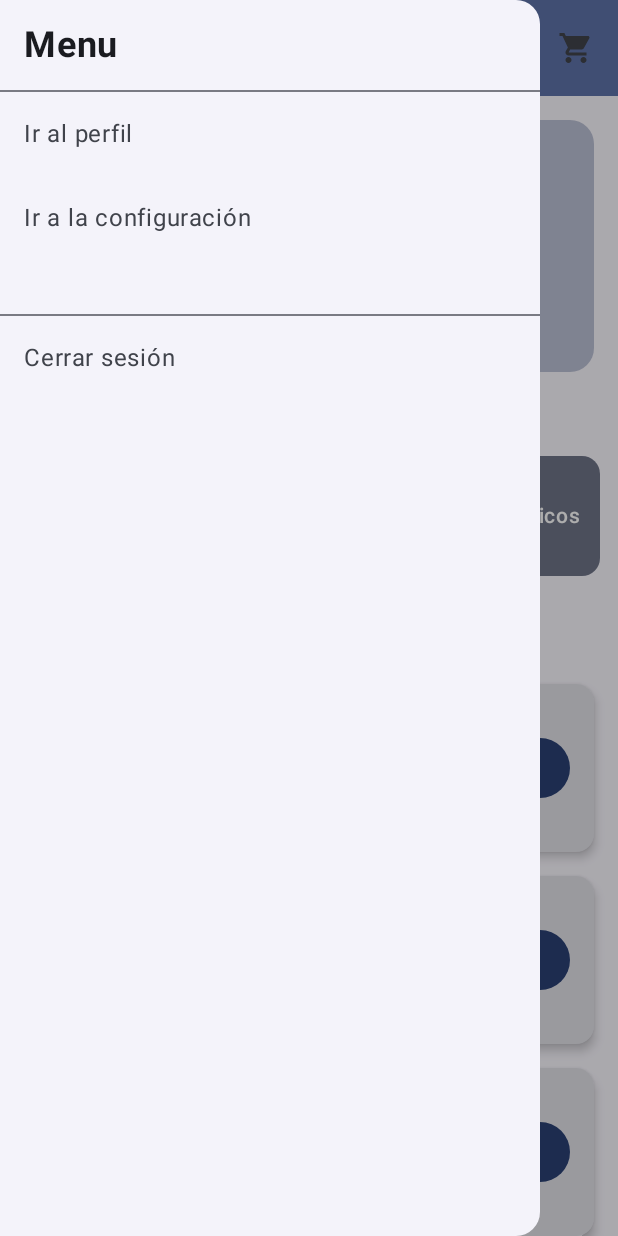
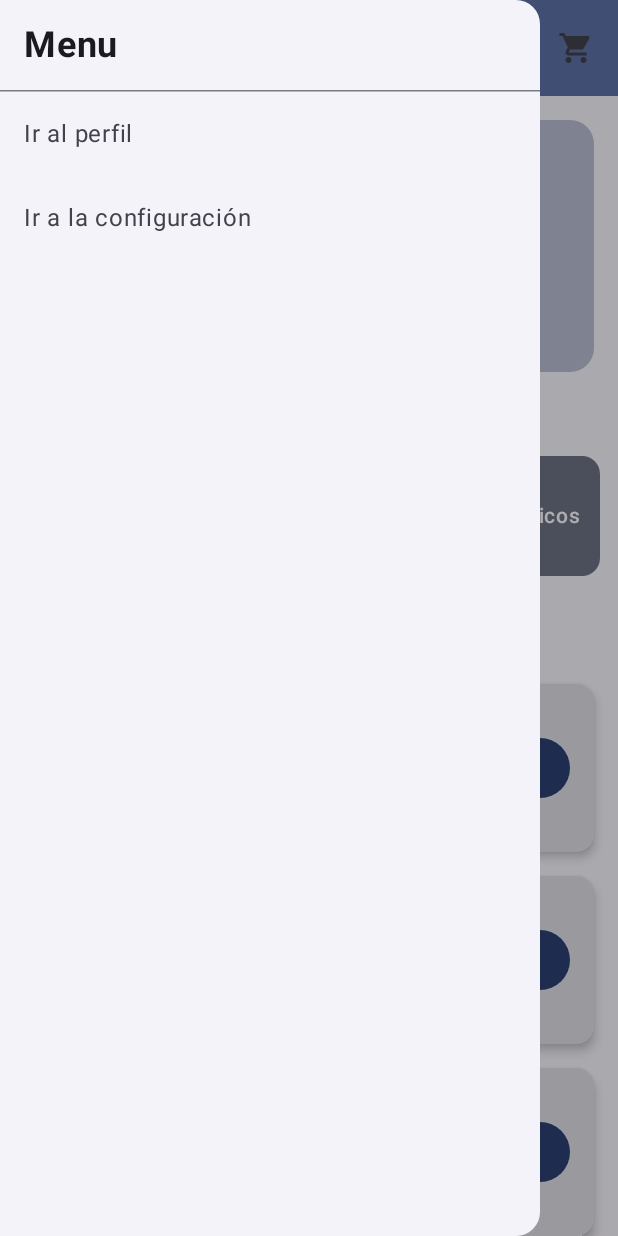
Before and after one commit to pab0412/control-zetas, an Android app built with Jetpack Compose: the composable HomeScreen shown on its own in the app's theme, after a tap on "Buscar", on a phone screen of 412 x 824 dp. Run offline under Robolectric (Android 15) with nearby library versions, the phone set to English and light mode, and no system bars; 2 other taps on this screen came first.

```diff
--- a/app/src/main/java/com/example/game_zone/ui/navegation/NavigationEvent.kt
+++ b/app/src/main/java/com/example/game_zone/ui/navigation/NavigationEvent.kt
@@ -1,4 +1,4 @@
-package com.example.game_zone.ui.navegation
+package com.example.game_zone.ui.navigation
 
 sealed class NavigationEvent{
 
--- a/app/src/main/java/com/example/game_zone/ui/navegation/Screen.kt
+++ b/app/src/main/java/com/example/game_zone/ui/navigation/Screen.kt
@@ -1,4 +1,4 @@
-package com.example.game_zone.ui.navegation
+package com.example.game_zone.ui.navigation
 
 sealed class Screen(val route:String){
 
--- a/app/src/main/java/com/example/game_zone/ui/screens/HomeScreen.kt
+++ b/app/src/main/java/com/example/game_zone/ui/screens/HomeScreen.kt
@@ -22,8 +22,8 @@ import androidx.compose.ui.unit.dp
 import androidx.compose.ui.unit.sp
 import androidx.lifecycle.viewmodel.compose.viewModel
 import androidx.navigation.NavController
-import com.example.game_zone.ui.navegation.Screen
-import com.example.game_zone.view_model.MainViewModel
+import com.example.game_zone.ui.navigation.Screen
+import com.example.game_zone.viewmodel.MainViewModel
 import kotlinx.coroutines.launch
 
 
@@ -46,7 +46,7 @@ fun HomeScreen(
                     fontSize = 24.sp,
                     fontWeight = FontWeight.Bold
                 )
-                Divider()
+                HorizontalDivider()
                 NavigationDrawerItem(
                     label = { Text("Ir al perfil") },
                     selected = false,
@@ -61,18 +61,6 @@ fun HomeScreen(
                     onClick = {
                         scope.launch { drawerState.close() }
                         viewModel.navigateTo(Screen.Settings)
-                    }
-                )
-
-                Spacer(Modifier.height(36.dp))
-                Divider()
-
-                NavigationDrawerItem(
-                    label = { Text("Cerrar sesión") },
-                    selected = false,
-                    onClick = {
-                        scope.launch { drawerState.close() }
-                        viewModel.navigateTo(Screen.Login)
                     }
                 )
             }
@@ -96,7 +84,7 @@ fun HomeScreen(
                         ) {
                             Icon(
                                 Icons.Filled.Menu,
-                                contentDescription = "Menu"
+                                contentDescription = "Menú"
                             )
                         }
                     },
--- a/app/src/main/java/com/example/game_zone/ui/screens/LoginScreen.kt
+++ b/app/src/main/java/com/example/game_zone/ui/screens/LoginScreen.kt
@@ -28,8 +28,8 @@ import androidx.compose.ui.text.font.FontWeight
 import androidx.compose.ui.text.input.PasswordVisualTransformation
 import androidx.compose.ui.unit.dp
 import androidx.navigation.NavController
-import com.example.game_zone.ui.navegation.Screen
-import com.example.game_zone.view_model.LoginViewModel
+import com.example.game_zone.ui.navigation.Screen
+import com.example.game_zone.viewmodel.LoginViewModel
 
 @Composable
 fun LoginScreen(
--- a/app/src/main/java/com/example/game_zone/ui/screens/PantallaCarga.kt
+++ b/app/src/main/java/com/example/game_zone/ui/screens/PantallaCarga.kt
@@ -1,6 +1,6 @@
 package com.example.game_zone.ui.screens
 
-import EstadoViewModel
+import com.example.game_zone.viewmodel.EstadoViewModel
 import androidx.compose.animation.animateColorAsState
 import androidx.compose.animation.core.tween
 import androidx.compose.foundation.layout.Box
--- a/app/src/main/java/com/example/game_zone/ui/screens/RegistroScreen.kt
+++ b/app/src/main/java/com/example/game_zone/ui/screens/RegistroScreen.kt
@@ -35,8 +35,8 @@ import androidx.compose.ui.text.input.PasswordVisualTransformation
 import androidx.compose.ui.unit.dp
 import androidx.navigation.NavController
 import com.example.game_zone.model.GustosDisponibles
-import com.example.game_zone.ui.navegation.Screen
-import com.example.game_zone.view_model.UsuarioViewModel
+import com.example.game_zone.ui.navigation.Screen
+import com.example.game_zone.viewmodel.UsuarioViewModel
 
 @Composable
 fun RegistroScreen(
--- a/app/src/main/java/com/example/game_zone/view_model/EstadoViewModel.kt
+++ b/app/src/main/java/com/example/game_zone/viewmodel/EstadoViewModel.kt
@@ -1,3 +1,6 @@
+package com.example.game_zone.viewmodel
+
+import EstadoDataStore
 import android.app.Application
 import androidx.lifecycle.AndroidViewModel
 import androidx.lifecycle.viewModelScope
--- a/app/src/main/java/com/example/game_zone/view_model/LoginViewModel.kt
+++ b/app/src/main/java/com/example/game_zone/viewmodel/LoginViewModel.kt
@@ -1,4 +1,4 @@
-package com.example.game_zone.view_model
+package com.example.game_zone.viewmodel
 
 import androidx.lifecycle.ViewModel
 import com.example.game_zone.model.UsuarioUiState
--- a/app/src/main/java/com/example/game_zone/view_model/MainViewModel.kt
+++ b/app/src/main/java/com/example/game_zone/viewmodel/MainViewModel.kt
@@ -1,8 +1,8 @@
-package com.example.game_zone.view_model
+package com.example.game_zone.viewmodel
 
 import androidx.lifecycle.ViewModel
-import com.example.game_zone.ui.navegation.NavigationEvent
-import com.example.game_zone.ui.navegation.Screen
+import com.example.game_zone.ui.navigation.NavigationEvent
+import com.example.game_zone.ui.navigation.Screen
 import kotlinx.coroutines.CoroutineScope
 import kotlinx.coroutines.Dispatchers
 import kotlinx.coroutines.flow.MutableSharedFlow
--- a/app/src/main/java/com/example/game_zone/view_model/UsuarioViewModel.kt
+++ b/app/src/main/java/com/example/game_zone/viewmodel/UsuarioViewModel.kt
@@ -1,4 +1,4 @@
-package com.example.game_zone.view_model
+package com.example.game_zone.viewmodel
 
 import androidx.lifecycle.ViewModel
 import com.example.game_zone.model.UsuarioUiState
```
Also changed, not shown: app/src/main/java/com/example/game_zone/MainActivity.kt (+6 -6 lines), app/src/main/java/com/example/game_zone/ui/screens/ProfileScreen.kt (+6 -5 lines), app/src/main/java/com/example/game_zone/ui/screens/SettingsScreen.kt (+5 -5 lines).
